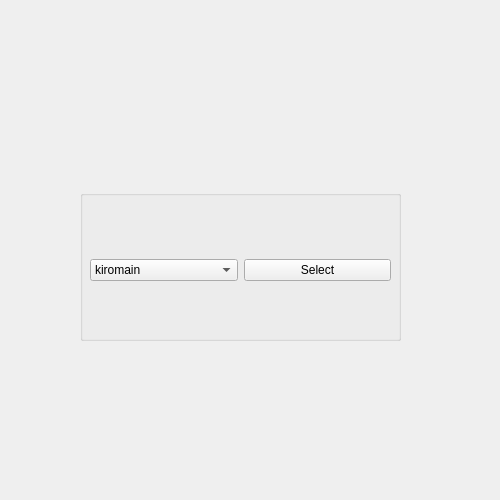
kiromain/STMA, file studentmgapp/tchwindow0.ui: the form before one commit.
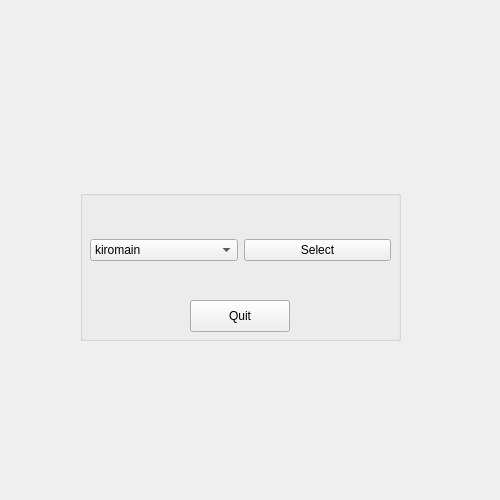
The form after the commit.

Commit message: added qut buttons

```diff
--- a/studentmgapp/tchwindow0.ui
+++ b/studentmgapp/tchwindow0.ui
@@ -25,11 +25,11 @@
    <property name="title">
     <string/>
    </property>
-   <widget class="QWidget" name="">
+   <widget class="QWidget" name="layoutWidget">
     <property name="geometry">
      <rect>
       <x>10</x>
-      <y>40</y>
+      <y>20</y>
       <width>301</width>
       <height>81</height>
      </rect>
@@ -68,6 +68,19 @@
      </item>
     </layout>
    </widget>
+   <widget class="QPushButton" name="quit_button">
+    <property name="geometry">
+     <rect>
+      <x>110</x>
+      <y>110</y>
+      <width>100</width>
+      <height>32</height>
+     </rect>
+    </property>
+    <property name="text">
+     <string>Quit</string>
+    </property>
+   </widget>
   </widget>
  </widget>
  <resources/>
```
The commit also changes 15 other files.
